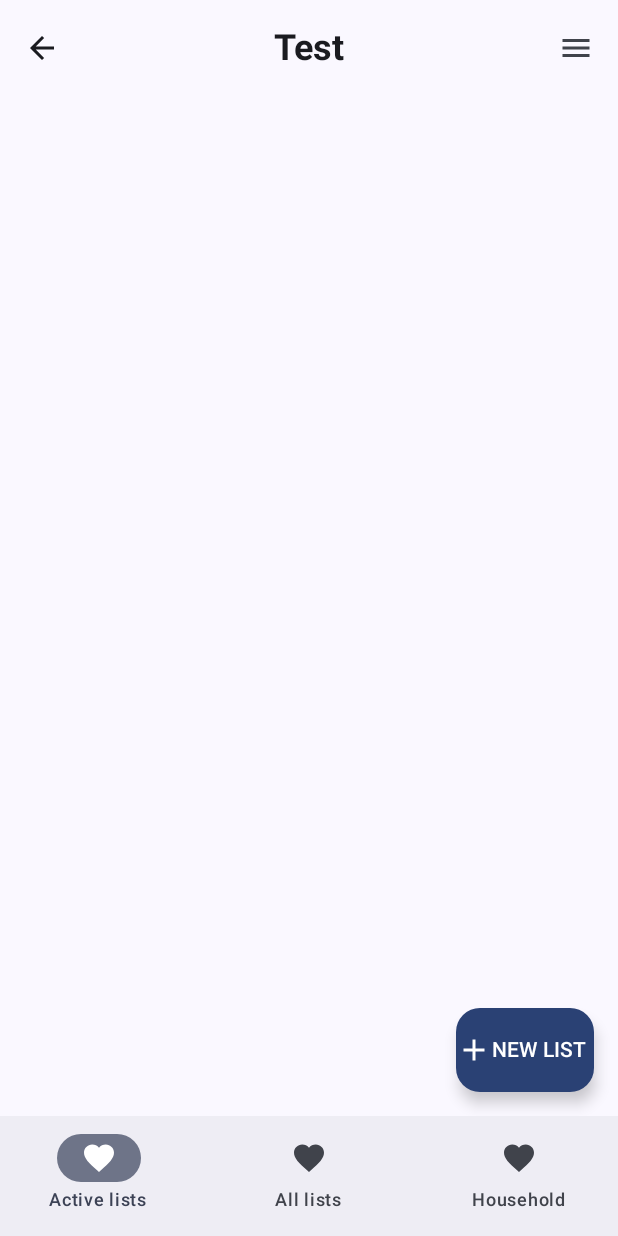
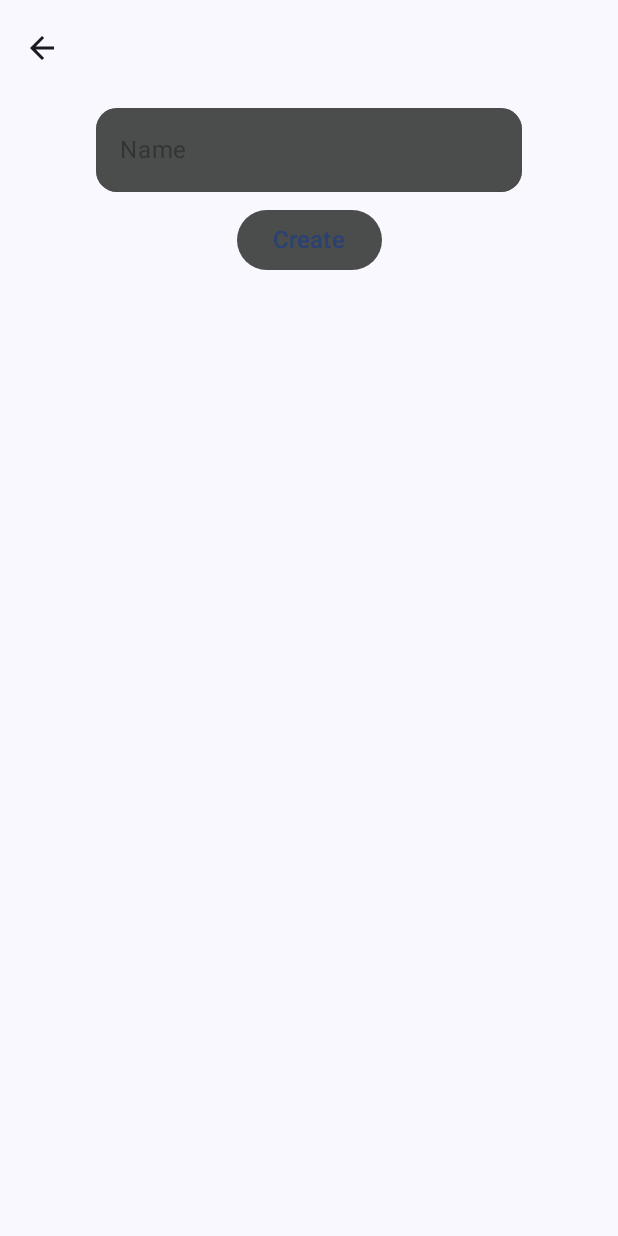
Before and after one commit to realGmto/HouseholdShopper, an Android app built with Jetpack Compose: the HomeScreen screen opened through its navigation route, after a tap on "NEW LIST", on a phone screen of 412 x 824 dp. Run offline under Robolectric (Android 15) with nearby library versions, the phone set to English and light mode, and no system bars; our stand-ins replace Dagger/Hilt's generated code, Firebase (no records; nobody signed in at launch, a user with empty details on screens opened directly).

Commit message:
Updated home page. Started on CreateShoppingListScreen

```diff
--- a/app/src/main/java/com/householdshopper/MainActivity.kt
+++ b/app/src/main/java/com/householdshopper/MainActivity.kt
@@ -23,6 +23,7 @@ import com.householdshopper.viewmodel.RegisterViewModel
 import com.householdshopper.viewmodel.ShoppingListViewModel
 import androidx.hilt.navigation.compose.hiltViewModel
 import com.google.firebase.auth.FirebaseAuth
+import com.householdshopper.view.CreateShoppingListScreen
 import dagger.hilt.android.AndroidEntryPoint
 
 @AndroidEntryPoint
@@ -51,6 +52,9 @@ class MainActivity : ComponentActivity() {
                             val viewModel = hiltViewModel<HomeViewModel>()
                             HomeScreen(navController = navController, viewModel = viewModel)
                         }
+                        composable("createList"){
+                            CreateShoppingListScreen(navController = navController)
+                        }
                         composable("list/{listId}"){backStackEntry ->
                             val listId = backStackEntry.arguments?.getString("listId")
                             val viewModel = hiltViewModel<ShoppingListViewModel>()
--- /dev/null
+++ b/app/src/main/java/com/householdshopper/model/Household.kt
@@ -0,0 +1,7 @@
+package com.householdshopper.model
+
+data class Household (
+    val members: List<String> = emptyList(),
+    val name: String = "",
+    var householdId: String = ""
+)
--- /dev/null
+++ b/app/src/main/java/com/householdshopper/model/repository/HouseholdRepository.kt
@@ -0,0 +1,26 @@
+package com.householdshopper.model.repository
+
+import android.util.Log
+import android.widget.Toast
+import com.google.firebase.firestore.FirebaseFirestore
+import com.google.firebase.firestore.toObject
+import com.householdshopper.model.Household
+import kotlinx.coroutines.tasks.await
+import javax.inject.Inject
+
+class HouseholdRepository @Inject constructor() {
+    private val db = FirebaseFirestore.getInstance()
+    suspend fun getSpecificHousehold(householdID: String):Household{
+        return try {
+            val document = db.collection("Households").document(householdID)
+                .get()
+                .await()
+
+            document.toObject(Household::class.java)?.apply {
+                householdId = document.id
+            } ?: Household()
+        } catch (e: Exception){
+            Household()
+        }
+    }
+}
--- a/app/src/main/java/com/householdshopper/model/repository/ShoppingListRepository.kt
+++ b/app/src/main/java/com/householdshopper/model/repository/ShoppingListRepository.kt
@@ -137,6 +137,10 @@ class ShoppingListRepository @Inject constructor() {
         }
     }
 
+    suspend fun createNewList(userId: String,householdID: String,name: String){
+        //TODO
+    }
+
     // Needs to be updated
     fun addItemToList(listId: String, name: String, quantity: Int, unit: String){
         val item = ShoppingListItem(name = name, quantity =  quantity, unit =  unit)
--- /dev/null
+++ b/app/src/main/java/com/householdshopper/view/CreateShoppingListScreen.kt
@@ -0,0 +1,101 @@
+package com.householdshopper.view
+
+import android.widget.Button
+import androidx.compose.foundation.background
+import androidx.compose.foundation.layout.Arrangement
+import androidx.compose.foundation.layout.Column
+import androidx.compose.foundation.layout.fillMaxSize
+import androidx.compose.foundation.layout.padding
+import androidx.compose.foundation.layout.width
+import androidx.compose.foundation.shape.RoundedCornerShape
+import androidx.compose.material.icons.Icons
+import androidx.compose.material.icons.automirrored.filled.ArrowBack
+import androidx.compose.material.icons.filled.Person
+import androidx.compose.material3.Button
+import androidx.compose.material3.ButtonDefaults
+import androidx.compose.material3.CenterAlignedTopAppBar
+import androidx.compose.material3.ExperimentalMaterial3Api
+import androidx.compose.material3.Icon
+import androidx.compose.material3.IconButton
+import androidx.compose.material3.LocalTextStyle
+import androidx.compose.material3.MaterialTheme
+import androidx.compose.material3.OutlinedTextField
+import androidx.compose.material3.OutlinedTextFieldDefaults
+import androidx.compose.material3.Text
+import androidx.compose.material3.TextField
+import androidx.compose.material3.TextFieldDefaults
+import androidx.compose.runtime.Composable
+import androidx.compose.runtime.getValue
+import androidx.compose.runtime.mutableStateOf
+import androidx.compose.runtime.remember
+import androidx.compose.runtime.setValue
+import androidx.compose.ui.Alignment
+import androidx.compose.ui.Modifier
+import androidx.compose.ui.graphics.Color
+import androidx.compose.ui.text.font.FontWeight
+import androidx.compose.ui.unit.dp
+import androidx.compose.ui.unit.sp
+import androidx.navigation.NavController
+import androidx.navigation.NavHostController
+import com.householdshopper.ui.theme.gray
+import com.householdshopper.ui.theme.light_gray
+
+@OptIn(ExperimentalMaterial3Api::class)
+@Composable
+fun CreateShoppingListScreen(
+    navController: NavHostController,
+){
+    var name by remember {
+        mutableStateOf("")
+    }
+    Column (
+        modifier = Modifier
+            .fillMaxSize(),
+        horizontalAlignment = Alignment.CenterHorizontally,
+    ){
+        CenterAlignedTopAppBar(
+            modifier = Modifier.background(gray),
+            title = { Text("") },
+            navigationIcon = {
+                IconButton(onClick = { navController.popBackStack() }) {
+                    Icon(
+                        imageVector = Icons.AutoMirrored.Filled.ArrowBack,
+                        contentDescription = "Go back"
+                    )
+                }
+            }
+        )
+
+        /*TODO - Randomly generated fruit icon*/
+
+        OutlinedTextField(
+            value = name,
+            onValueChange = {name = it},
+            placeholder = { Text(text = "Name", fontSize = 16.sp, color = MaterialTheme.colorScheme.onBackground.copy(alpha = 0.5f)) },
+            shape = RoundedCornerShape(25),
+            colors = OutlinedTextFieldDefaults.colors(
+                unfocusedBorderColor = light_gray.copy(alpha = 0.5f),
+                focusedBorderColor = MaterialTheme.colorScheme.primary,
+                cursorColor = MaterialTheme.colorScheme.primary,
+                unfocusedContainerColor = light_gray,
+                focusedContainerColor = light_gray,
+            ),
+            textStyle = LocalTextStyle.current.copy(color = MaterialTheme.colorScheme.onBackground),
+            modifier = Modifier
+                .background(MaterialTheme.colorScheme.surface, RoundedCornerShape(25))
+                .width(300.dp)
+                .padding(8.dp)
+        )
+
+        Button(
+            onClick = { /*TODO*/ },
+            colors = ButtonDefaults.buttonColors(containerColor = light_gray)
+        ) {
+            Text(
+                text = "Create",
+                fontSize = 16.sp,
+                color = MaterialTheme.colorScheme.primary
+            )
+        }
+    }
+}
--- a/app/src/main/java/com/householdshopper/view/HomeScreen.kt
+++ b/app/src/main/java/com/householdshopper/view/HomeScreen.kt
@@ -59,16 +59,12 @@ fun HomeScreen(
     viewModel: HomeViewModel) {
 
     val shoppingLists by viewModel.shoppingLists.collectAsState()
+    val household by viewModel.household.collectAsState()
+
     val selectedItem by viewModel.selectedItem.collectAsState()
-
-    val items = listOf("Active lists", "All lists", "Household")
 
     var isExpanded by remember {
         mutableStateOf(false)
-    }
-
-    LaunchedEffect(Unit){
-        viewModel.getActiveLists()
     }
 
     Column(
@@ -79,7 +75,7 @@ fun HomeScreen(
         CenterAlignedTopAppBar(
             title = {
                 Text(
-                text = "Test"/*TODO*/,
+                text = household.name,
                 fontWeight = FontWeight.Bold,
                 fontSize = 24.sp
             )},
@@ -139,7 +135,7 @@ fun HomeScreen(
                 )
             }
             FloatingActionButton(
-                onClick = { /* Handle add action */ },
+                onClick = { navController.navigate("createList") },
                 modifier = Modifier
                     .padding(16.dp)
                     .align(Alignment.BottomEnd),
@@ -160,14 +156,18 @@ fun HomeScreen(
             }
         }
         NavigationBar {
-            items.forEachIndexed { index, item ->
-                NavigationBarItem(
-                    icon = { Icon(Icons.Filled.Favorite/*TODO*/, contentDescription = item) },
-                    label = { Text(item) },
-                    selected = selectedItem == index,
-                    onClick = { viewModel.updateScreen(index) }
-                )
-            }
+            NavigationBarItem(
+                icon = { Icon(Icons.Filled.Favorite, contentDescription = "Active lists") },
+                label = { Text("Active lists") },
+                selected = selectedItem == 0,
+                onClick = { viewModel.updateLists(0) }
+            )
+            NavigationBarItem(
+                icon = { Icon(Icons.Filled.Favorite, contentDescription = "All lists") },
+                label = { Text("All lists") },
+                selected = selectedItem == 1,
+                onClick = { viewModel.updateLists(1) }
+            )
         }
     }
 }
--- a/app/src/main/java/com/householdshopper/view/ShoppingListScreen.kt
+++ b/app/src/main/java/com/householdshopper/view/ShoppingListScreen.kt
@@ -37,8 +37,8 @@ import com.householdshopper.viewmodel.ShoppingListViewModel
 fun ShoppingListScreen(
     navController: NavHostController,
     viewModel: ShoppingListViewModel,
-    listId : String?){
-
+    listId : String?
+){
     val shoppingList by viewModel.shoppingList.collectAsState()
 
     viewModel.getSpecificShoppingList(listId!!)
@@ -59,7 +59,7 @@ fun ShoppingListScreen(
                 )
             },
             navigationIcon = {
-                IconButton(onClick = { navController.navigate("home") }) {
+                IconButton(onClick = { navController.popBackStack() }) {
                     Icon(
                         imageVector = Icons.AutoMirrored.Filled.ArrowBack,
                         contentDescription = "Go back"
--- /dev/null
+++ b/app/src/main/java/com/householdshopper/viewmodel/CreateListViewModel.kt
@@ -0,0 +1,13 @@
+package com.householdshopper.viewmodel
+
+import androidx.navigation.NavHostController
+import com.householdshopper.model.repository.ShoppingListRepository
+import javax.inject.Inject
+
+class CreateListViewModel @Inject constructor(private val repository: ShoppingListRepository){
+
+    fun createShoppingList(name: String, navController: NavHostController){
+        // TODO - Validation
+        val result = repository.createNewList(name = name)
+    }
+}
--- a/app/src/main/java/com/householdshopper/viewmodel/HomeViewModel.kt
+++ b/app/src/main/java/com/householdshopper/viewmodel/HomeViewModel.kt
@@ -5,8 +5,10 @@ import androidx.compose.ui.graphics.Color
 import androidx.lifecycle.ViewModel
 import androidx.lifecycle.viewModelScope
 import com.google.firebase.auth.FirebaseAuth
+import com.householdshopper.model.Household
 import com.householdshopper.model.ShoppingList
 import com.householdshopper.model.ShoppingListItem
+import com.householdshopper.model.repository.HouseholdRepository
 import com.householdshopper.model.repository.ShoppingListRepository
 import com.householdshopper.model.repository.UserRepository
 import com.householdshopper.ui.theme.green
@@ -17,37 +19,50 @@ import kotlinx.coroutines.flow.StateFlow
 import kotlinx.coroutines.launch
 import javax.inject.Inject
 @HiltViewModel
-class HomeViewModel @Inject constructor(private val shoppingListRepository: ShoppingListRepository, private val userRepository: UserRepository): ViewModel() {
+class HomeViewModel @Inject constructor(private val shoppingListRepository: ShoppingListRepository, private val userRepository: UserRepository, private val householdRepository: HouseholdRepository): ViewModel() {
     private val _shoppingLists = MutableStateFlow<List<ShoppingList>>(emptyList())
     val shoppingLists: StateFlow<List<ShoppingList>> = _shoppingLists
 
-    private val _selectedItem = MutableStateFlow<Int>(0)
+    private val _household = MutableStateFlow(Household())
+    val household: StateFlow<Household> = _household
+
+    private val _selectedItem = MutableStateFlow(0)
     val selectedItem: StateFlow<Int> = _selectedItem
+
+    init {
+        getHousehold()
+        getActiveLists()
+    }
+
+    fun getHousehold(){
+        viewModelScope.launch {
+            val householdID = userRepository.getUser(FirebaseAuth.getInstance().currentUser?.uid ?: "")?.householdID?: ""
+            val result = householdRepository.getSpecificHousehold(householdID)
+            _household.value = result
+        }
+    }
 
     fun getActiveLists(){
         viewModelScope.launch{
-            val householdID = userRepository.getUser(FirebaseAuth.getInstance().currentUser?.uid ?: "")?.householdID?: ""
-            val result = shoppingListRepository.getActiveShoppingLists(householdID)
+            val result = shoppingListRepository.getActiveShoppingLists(_household.value.householdId)
             _shoppingLists.value = result
         }
     }
 
     fun getAllLists(){
         viewModelScope.launch {
-            val householdID = userRepository.getUser(FirebaseAuth.getInstance().currentUser?.uid ?: "")?.householdID?: ""
-            val result =shoppingListRepository.getAllShoppingLists(householdID)
+            val result =shoppingListRepository.getAllShoppingLists(_household.value.householdId)
             _shoppingLists.value = result
         }
     }
 
-    fun updateScreen(index:Int){
-        _selectedItem.value = index
+    fun updateLists(choice: Int){
+        _selectedItem.value = choice
 
-        if (index == 0){
+        if (choice == 0)
             getActiveLists()
-        }else if (index ==1){
+        else
             getAllLists()
-        }/*TODO - implement function to get all members of household if index is 2*/
     }
 
     fun countRemainingItems(items: List<ShoppingListItem>):Int{
```
